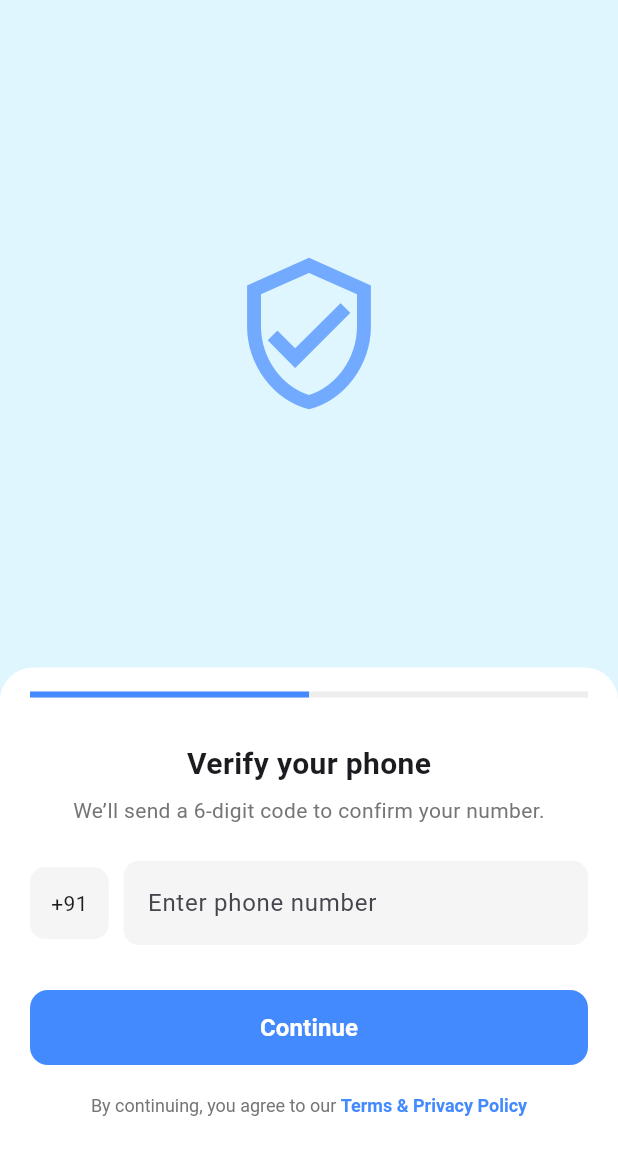
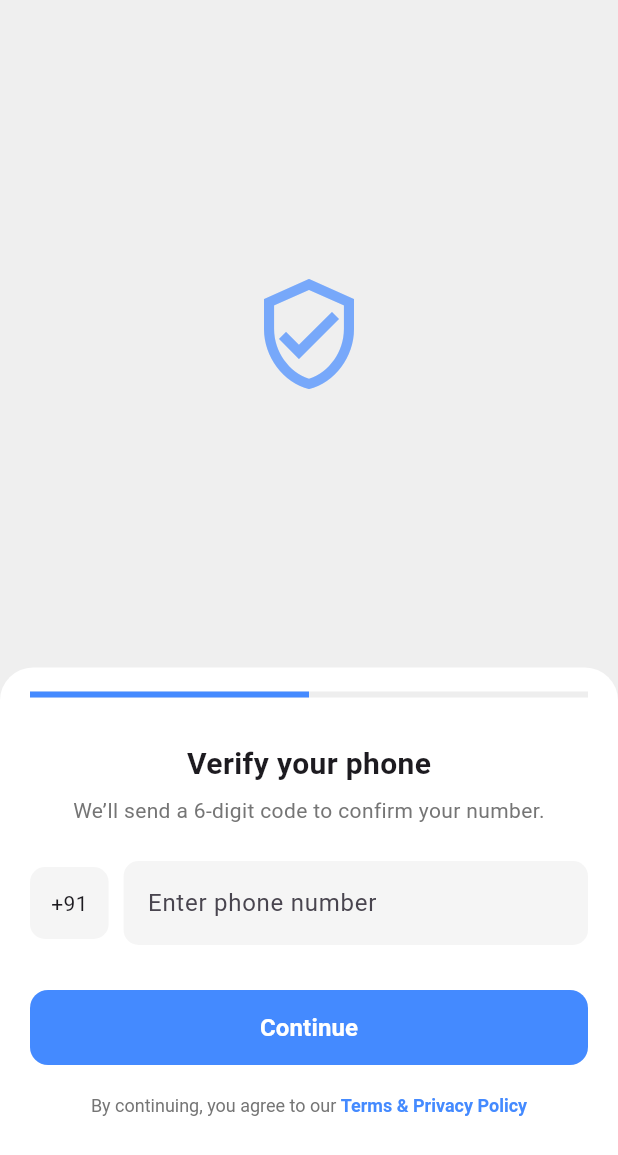
Before and after one commit to Akshay-Panika/Skills_app, a Flutter app: the screen it shows after launch, after a tap on "Skip", on a phone screen of 412 x 824 dp. Shown: the top 1155 px of the screen. Run offline on Flutter 3.47's test engine with Material 3 defaults, Android fonts, the phone set to English and light mode, and no system bars; our stand-ins replace share_plus.

Commit message:
git commit -m "first commit"

```diff
--- a/lib/features/ads/screen/ads_screen.dart
+++ b/lib/features/ads/screen/ads_screen.dart
@@ -117,9 +117,9 @@ class AdCard extends StatelessWidget {
                 height: 80,
                 decoration: BoxDecoration(
                   borderRadius: BorderRadius.circular(10),
-                  color: Colors.grey.shade200,
+                  color: Colors.grey.withOpacity(0.16),
                 ),
-                child: const Icon(Icons.image, size: 40, color: Colors.grey),
+                child: const Icon(Icons.image_not_supported_outlined, color: Colors.white),
               ),
 
               const SizedBox(width: 12),
--- a/lib/features/auth/screen/auth_screen.dart
+++ b/lib/features/auth/screen/auth_screen.dart
@@ -136,7 +136,7 @@ class _AuthScreenState extends State<AuthScreen> {
     return Scaffold(
       backgroundColor: Colors.white,
       body: Container(
-        color: Colors.lightBlueAccent.withOpacity(0.16),
+        color: Colors.grey.withOpacity(0.16),
         child: Column(
           mainAxisAlignment: MainAxisAlignment.spaceBetween,
           children: [
@@ -144,7 +144,7 @@ class _AuthScreenState extends State<AuthScreen> {
               child: Center(
                 child: Icon(
                   Icons.verified_user_outlined,
-                  size: 110,
+                  size: 80,
                   color: Colors.blueAccent.withOpacity(.7),
                 ),
               ),
--- a/lib/features/auth/screen/intro_screen.dart
+++ b/lib/features/auth/screen/intro_screen.dart
@@ -50,30 +50,10 @@ class _IntroScreenState extends State<IntroScreen> {
     return Scaffold(
       body: Container(
         decoration:  BoxDecoration(
-          color: Colors.lightBlueAccent.withOpacity(0.16)
-          // gradient: LinearGradient(
-          //   colors: [Colors.blueAccent, Colors.lightBlueAccent],
-          //   begin: Alignment.topLeft,
-          //   end: Alignment.bottomRight,
-          // ),
+          color: Colors.white
         ),
-        child: SafeArea(
         child: Column(
           children: [
-
-              /// SKIP
-              Align(
-                alignment: Alignment.centerRight,
-                child: TextButton(
-                  onPressed: _goToDashboard,
-                  child: const Text(
-                    "Skip",
-                    style: TextStyle(color: Colors.blueAccent),
-                  ),
-                ),
-              ),
-
-              /// PAGES
             Expanded(
               child: PageView.builder(
                 controller: _controller,
@@ -81,27 +61,38 @@ class _IntroScreenState extends State<IntroScreen> {
                 onPageChanged: (index) =>
                     setState(() => currentIndex = index),
                 itemBuilder: (context, index) {
-                    return Padding(
-                      padding: const EdgeInsets.symmetric(horizontal: 30),
+                  return Column(
+                    mainAxisAlignment: MainAxisAlignment.start,
+                    crossAxisAlignment: CrossAxisAlignment.start,
+                    children: [
+                      Expanded(flex: 2,
+                        child: Container(
+                          width: double.infinity,
+                          decoration: BoxDecoration(
+                            borderRadius: BorderRadius.circular(10),
+                            color: Colors.grey.withOpacity(0.16)
+                          ),
+                          child: Icon(
+                            pages[index]["icon"],
+                            size: 300,
+                            color: Colors.white30,
+                          ),
+                        ),
+                      ),
+                      Expanded(child: Padding(
+                        padding: const EdgeInsets.all(16.0),
                         child: Column(
-                        mainAxisAlignment: MainAxisAlignment.center,
+                          crossAxisAlignment: CrossAxisAlignment.start,
                           children: [
-                          Icon(
-                            pages[index]["icon"],
-                            size: 130,
-                            color: Colors.blueAccent,
-                          ),
-                          const SizedBox(height: 40),
                             Text(
                               pages[index]["title"],
                               textAlign: TextAlign.center,
                               style: const TextStyle(
-                              fontSize: 28,
+                                fontSize: 22,
                                 fontWeight: FontWeight.bold,
                                 color: Colors.blueAccent,
                               ),
                             ),
-                          const SizedBox(height: 16),
                             Text(
                               pages[index]["desc"],
                               textAlign: TextAlign.center,
@@ -112,6 +103,8 @@ class _IntroScreenState extends State<IntroScreen> {
                             ),
                           ],
                         ),
+                      ))
+                    ],
                   );
                 },
               ),
@@ -125,10 +118,10 @@ class _IntroScreenState extends State<IntroScreen> {
                     (index) => AnimatedContainer(
                   duration: const Duration(milliseconds: 300),
                   margin: const EdgeInsets.all(4),
-                    width: currentIndex == index ? 22 : 8,
-                    height: 8,
+                  width: currentIndex == index ? 50 : 25,
+                  height: 3,
                   decoration: BoxDecoration(
-                      color: Colors.lightBlueAccent,
+                    color: currentIndex == index ?Colors.blueAccent:Colors.grey.withOpacity(0.16),
                     borderRadius: BorderRadius.circular(10),
                   ),
                 ),
@@ -140,8 +133,18 @@ class _IntroScreenState extends State<IntroScreen> {
             /// BUTTON
             Padding(
               padding: const EdgeInsets.symmetric(horizontal: 24),
-                child: SizedBox(
-                  width: double.infinity,
+              child: Row(
+                mainAxisAlignment: MainAxisAlignment.spaceBetween,
+                children: [
+                  TextButton(
+                    onPressed: _goToDashboard,
+                    child:  Text(
+                      "Skip",
+                      style: TextStyle(color: Colors.blueAccent,fontWeight: FontWeight.bold,fontSize: 16),
+                    ),
+                  ),
+                  SizedBox(
+                    width: 150,
                     child: ElevatedButton(
                       style: ElevatedButton.styleFrom(
                         backgroundColor: Colors.white,
@@ -172,13 +175,14 @@ class _IntroScreenState extends State<IntroScreen> {
                       ),
                     ),
                   ),
+                ],
+              ),
             ),
 
             const SizedBox(height: 40),
           ],
         ),
       ),
-      ),
     );
   }
 }
--- a/lib/features/auth/screen/splash_screen.dart
+++ b/lib/features/auth/screen/splash_screen.dart
@@ -34,7 +34,7 @@ class _SplashScreenState extends State<SplashScreen> {
             // FlutterLogo(size: 100),
             Icon(
               Icons.school,
-              size: 130,
+              size: 90,
               color: Colors.blueAccent,
               // color: Colors.lightBlueAccent,
             )
--- a/lib/features/chat/screen/chat_screen.dart
+++ b/lib/features/chat/screen/chat_screen.dart
@@ -165,9 +165,9 @@ class ChatServiceCard extends StatelessWidget {
               height: 80,
               decoration: BoxDecoration(
                 borderRadius: BorderRadius.circular(10),
-                color: Colors.grey.withOpacity(0.15),
+                color: Colors.grey.withOpacity(0.16),
               ),
-              child: const Icon(Icons.image, color: Colors.lightBlueAccent),
+              child: const Icon(Icons.image_not_supported_outlined, color: Colors.white),
             ),
 
             const SizedBox(width: 12),
```
Also changed, not shown: lib/features/home/screen/home_screen.dart (+38 -14 lines), lib/features/service/screen/service_details_screen.dart (+5 -5 lines). Lines whose indentation alone changed are shown as unchanged.
